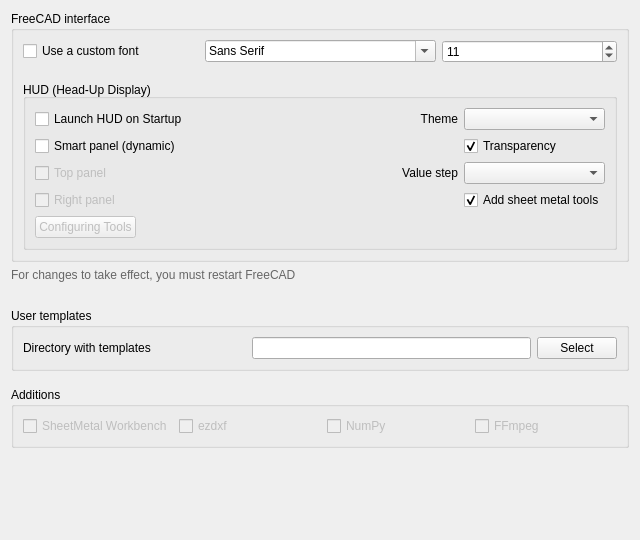
First picture: the form in addon/addFC/ui/pref_other.ui, repository GS90/addFC, before the edit.
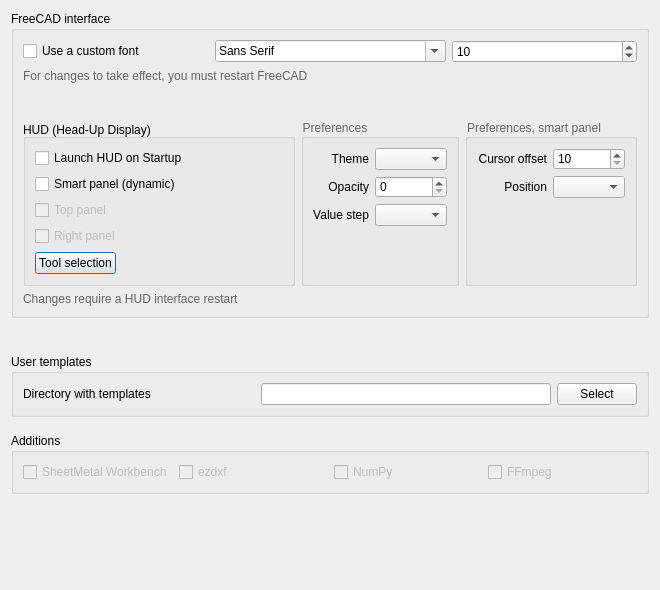
Second picture: the form after the edit.

```diff
--- a/addon/addFC/ui/pref_other.ui
+++ b/addon/addFC/ui/pref_other.ui
@@ -7,8 +7,8 @@
    <rect>
     <x>0</x>
     <y>0</y>
-    <width>640</width>
-    <height>540</height>
+    <width>660</width>
+    <height>590</height>
    </rect>
   </property>
   <property name="windowTitle">
@@ -20,7 +20,7 @@
      <property name="title">
       <string>FreeCAD interface</string>
      </property>
-     <layout class="QVBoxLayout" name="verticalLayout_2" stretch="0,0,0">
+     <layout class="QVBoxLayout" name="verticalLayout_2" stretch="0,0,0,0,0">
       <item>
        <layout class="QHBoxLayout" name="horizontalLayout_font">
         <item>
@@ -46,14 +46,24 @@
            <number>96</number>
           </property>
           <property name="value">
-           <number>11</number>
+           <number>10</number>
           </property>
          </widget>
         </item>
        </layout>
       </item>
       <item>
-       <spacer name="verticalSpacer_hud">
+       <widget class="QLabel" name="fontNote">
+        <property name="styleSheet">
+         <string notr="true">color: #666</string>
+        </property>
+        <property name="text">
+         <string>For changes to take effect, you must restart FreeCAD</string>
+        </property>
+       </widget>
+      </item>
+      <item>
+       <spacer name="verticalSpacer_interface">
         <property name="orientation">
          <enum>Qt::Vertical</enum>
         </property>
@@ -63,46 +73,45 @@
         <property name="sizeHint" stdset="0">
          <size>
           <width>20</width>
-          <height>10</height>
+          <height>30</height>
          </size>
         </property>
        </spacer>
       </item>
+      <item>
+       <layout class="QHBoxLayout" name="horizontalLayout_hud">
       <item>
        <widget class="QGroupBox" name="groupBox_hud">
         <property name="title">
          <string>HUD (Head‑Up Display)</string>
         </property>
-        <layout class="QGridLayout" name="gridLayout" columnstretch="2,0,0">
-         <item row="3" column="2">
-          <widget class="QCheckBox" name="checkBox_hud_tools_sm">
-           <property name="text">
-            <string>Add sheet metal tools</string>
-           </property>
-           <property name="checked">
+          <layout class="QGridLayout" name="gridLayout">
+           <item row="4" column="0">
+            <layout class="QHBoxLayout" name="horizontalLayout_hud_tools">
+             <item>
+              <widget class="QPushButton" name="pushButton_hud_tools">
+               <property name="enabled">
             <bool>true</bool>
            </property>
-          </widget>
-         </item>
-         <item row="2" column="2">
-          <widget class="QComboBox" name="comboBox_hud_value_step">
-           <property name="toolTip">
-            <string>Controls the step size when changing the value</string>
+               <property name="text">
+                <string>Tool selection</string>
            </property>
           </widget>
          </item>
-         <item row="1" column="2">
-          <widget class="QCheckBox" name="checkBox_hud_transparency">
-           <property name="toolTip">
-            <string>Panel background transparency</string>
-           </property>
-           <property name="text">
-            <string>Transparency</string>
-           </property>
-           <property name="checked">
-            <bool>true</bool>
-           </property>
-          </widget>
+             <item>
+              <spacer name="spacer_hud_tools">
+               <property name="orientation">
+                <enum>Qt::Horizontal</enum>
+               </property>
+               <property name="sizeHint" stdset="0">
+                <size>
+                 <width>40</width>
+                 <height>20</height>
+                </size>
+               </property>
+              </spacer>
+             </item>
+            </layout>
          </item>
          <item row="0" column="0">
           <widget class="QCheckBox" name="checkBox_hud_autoload">
@@ -111,9 +120,6 @@
            </property>
           </widget>
          </item>
-         <item row="0" column="2">
-          <widget class="QComboBox" name="comboBox_hud_theme"/>
-         </item>
          <item row="3" column="0">
           <widget class="QCheckBox" name="checkBox_hud_right">
            <property name="enabled">
@@ -141,7 +147,29 @@
            </property>
           </widget>
          </item>
-         <item row="0" column="1">
+          </layout>
+         </widget>
+        </item>
+        <item>
+         <widget class="QGroupBox" name="groupBox_hud_pref">
+          <property name="styleSheet">
+           <string notr="true">QGroupBox:title {color: #666}</string>
+          </property>
+          <property name="title">
+           <string>Preferences</string>
+          </property>
+          <layout class="QGridLayout" name="gridLayout_3">
+           <item row="1" column="0">
+            <widget class="QLabel" name="label_hud_opacity">
+             <property name="text">
+              <string>Opacity</string>
+             </property>
+             <property name="alignment">
+              <set>Qt::AlignRight|Qt::AlignTrailing|Qt::AlignVCenter</set>
+             </property>
+            </widget>
+           </item>
+           <item row="0" column="0">
           <widget class="QLabel" name="label_hud_theme">
            <property name="text">
             <string>Theme</string>
@@ -151,7 +179,7 @@
            </property>
           </widget>
          </item>
-         <item row="2" column="1">
+           <item row="2" column="0">
           <widget class="QLabel" name="label_hud_value_step">
            <property name="toolTip">
             <string>Controls the step size when changing the value</string>
@@ -164,47 +192,116 @@
            </property>
           </widget>
          </item>
-         <item row="4" column="0">
-          <layout class="QHBoxLayout" name="horizontalLayout_hud_tools">
+           <item row="0" column="1">
+            <widget class="QComboBox" name="comboBox_hud_theme"/>
+           </item>
+           <item row="3" column="1">
+            <spacer name="verticalSpacer_hud_pref">
+             <property name="orientation">
+              <enum>Qt::Vertical</enum>
+             </property>
+             <property name="sizeHint" stdset="0">
+              <size>
+               <width>20</width>
+               <height>40</height>
+              </size>
+             </property>
+            </spacer>
+           </item>
+           <item row="2" column="1">
+            <widget class="QComboBox" name="comboBox_hud_value_step">
+             <property name="toolTip">
+              <string>Controls the step size when changing the value</string>
+             </property>
+            </widget>
+           </item>
+           <item row="1" column="1">
+            <widget class="QSpinBox" name="spinBox_hud_opacity">
+             <property name="minimum">
+              <number>0</number>
+             </property>
+             <property name="maximum">
+              <number>50</number>
+             </property>
+             <property name="value">
+              <number>0</number>
+             </property>
+            </widget>
+           </item>
+          </layout>
+         </widget>
+        </item>
            <item>
-            <widget class="QPushButton" name="pushButton_hud_tools">
-             <property name="enabled">
-              <bool>false</bool>
-             </property>
+         <widget class="QGroupBox" name="groupBox_hud_pref_smart">
+          <property name="styleSheet">
+           <string notr="true">QGroupBox:title {color: #666}</string>
+          </property>
+          <property name="title">
+           <string>Preferences, smart panel</string>
+          </property>
+          <layout class="QGridLayout" name="gridLayout_4">
+           <item row="1" column="0">
+            <widget class="QLabel" name="label_hud_spart_position">
              <property name="text">
-              <string>Configuring Tools</string>
+              <string>Position</string>
              </property>
+             <property name="alignment">
+              <set>Qt::AlignRight|Qt::AlignTrailing|Qt::AlignVCenter</set>
+             </property>
             </widget>
            </item>
-           <item>
-            <spacer name="spacer_hud_tools">
+           <item row="0" column="1">
+            <widget class="QSpinBox" name="spinBox_hud_cursor_offset">
+             <property name="minimum">
+              <number>10</number>
+             </property>
+             <property name="maximum">
+              <number>60</number>
+             </property>
+            </widget>
+           </item>
+           <item row="0" column="0">
+            <widget class="QLabel" name="label_hud_cursor_offset">
+             <property name="text">
+              <string>Cursor offset</string>
+             </property>
+             <property name="alignment">
+              <set>Qt::AlignRight|Qt::AlignTrailing|Qt::AlignVCenter</set>
+             </property>
+            </widget>
+           </item>
+           <item row="1" column="1">
+            <widget class="QComboBox" name="comboBox_hud_spart_position"/>
+           </item>
+           <item row="2" column="1">
+            <spacer name="verticalSpacer_hud_pref_smart">
              <property name="orientation">
-              <enum>Qt::Horizontal</enum>
+              <enum>Qt::Vertical</enum>
              </property>
              <property name="sizeHint" stdset="0">
               <size>
-               <width>40</width>
-               <height>20</height>
+               <width>20</width>
+               <height>40</height>
               </size>
              </property>
             </spacer>
            </item>
           </layout>
-         </item>
-        </layout>
        </widget>
       </item>
      </layout>
-    </widget>
    </item>
    <item>
-    <widget class="QLabel" name="note">
+       <widget class="QLabel" name="hudNote">
      <property name="styleSheet">
       <string notr="true">color: #666</string>
      </property>
      <property name="text">
-      <string>For changes to take effect, you must restart FreeCAD</string>
-     </property>
+         <string>Changes require a HUD interface restart</string>
+        </property>
+       </widget>
+      </item>
+     </layout>
     </widget>
    </item>
    <item>
@@ -218,7 +315,7 @@
      <property name="sizeHint" stdset="0">
       <size>
        <width>20</width>
-       <height>20</height>
+       <height>30</height>
       </size>
      </property>
     </spacer>
```
Lines whose indentation alone changed are shown as unchanged.
